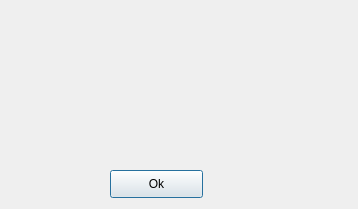
This is aml_debug_help_info.ui in zgyhc2050/amlogic_debug_tool as Qt 5 draws it before an edit. The edited form follows.
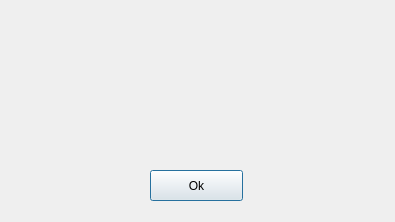
This is the edited form.

Commit message:
aml_debug v_1_2_6: add the snapshot info
Problem:
NONE

Solution:
1.add the snapshot info

Verify:
Vs Code

```diff
--- a/aml_debug_help_info.ui
+++ b/aml_debug_help_info.ui
@@ -6,8 +6,8 @@
    <rect>
     <x>0</x>
     <y>0</y>
-    <width>358</width>
-    <height>209</height>
+    <width>395</width>
+    <height>222</height>
    </rect>
   </property>
   <property name="windowTitle">
@@ -16,10 +16,10 @@
   <widget class="QPushButton" name="pushButton">
    <property name="geometry">
     <rect>
-     <x>110</x>
+     <x>150</x>
      <y>170</y>
      <width>93</width>
-     <height>28</height>
+     <height>31</height>
     </rect>
    </property>
    <property name="text">
@@ -29,9 +29,9 @@
   <widget class="QLabel" name="AmlDebugHelpAboutInfo_Label">
    <property name="geometry">
     <rect>
-     <x>30</x>
+     <x>20</x>
      <y>10</y>
-     <width>301</width>
+     <width>351</width>
      <height>151</height>
     </rect>
    </property>
```
The commit also changes 12 other files.
